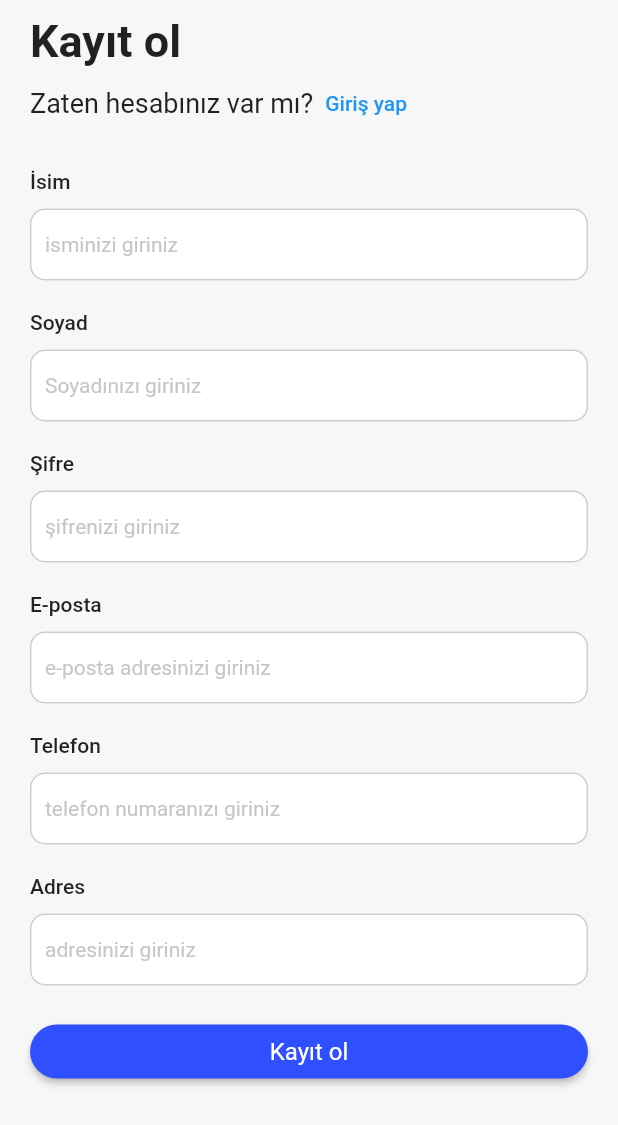
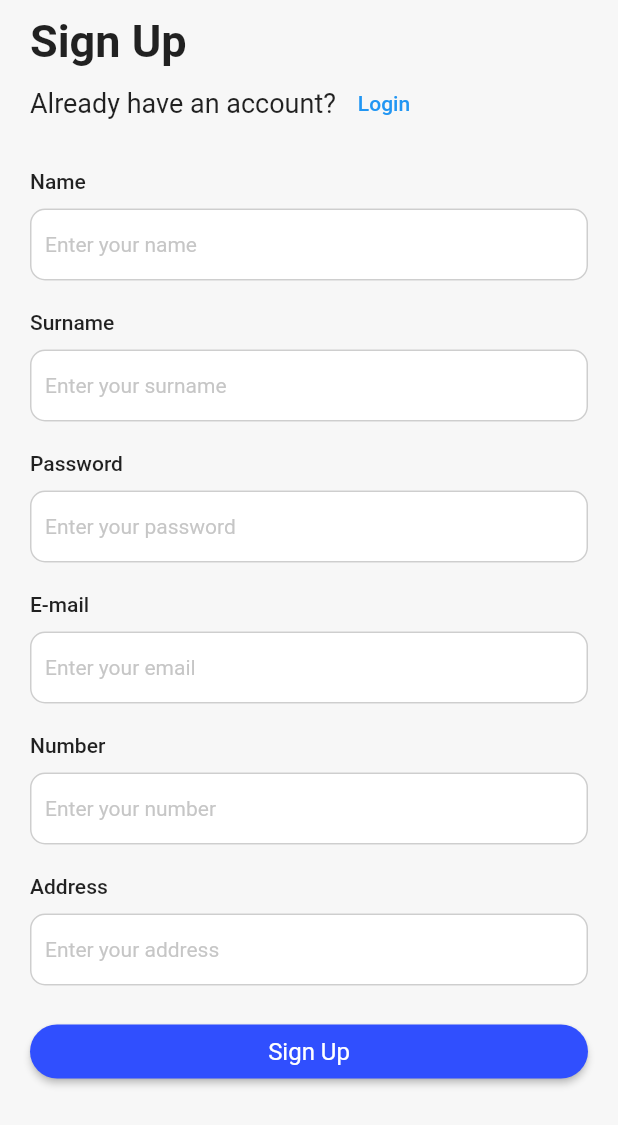
Before and after one commit to Allahverdyy/Edu4Dev, a Flutter app: the SignUpView screen opened by its route, on a phone screen of 412 x 824 dp. Shown: the top 1125 px of the screen. Run offline on Flutter 3.47's test engine with Material 2 defaults, Android fonts, the light colour scheme and no system bars; our stand-ins replace auto_route, cloud_firestore, dots_indicator, firebase_auth, firebase_core, firebase_crashlytics and 3 more; missing offline and left inert: flavor; accounts and stored records are empty.

Commit message:
update 🆕: onboarding signin l10n

```diff
--- a/lib/app/views/view_signin/view/signin_view.dart
+++ b/lib/app/views/view_signin/view/signin_view.dart
@@ -1,4 +1,5 @@
 import 'package:auto_route/auto_route.dart';
+import 'package:edu4dev/app/l10n/app_localizations.dart';
 import 'package:edu4dev/app/views/view_signin/viewmodel/signin_event.dart';
 import 'package:edu4dev/app/views/view_signin/viewmodel/signin_state.dart';
 import 'package:edu4dev/app/views/view_signin/viewmodel/signin_view_model.dart';
@@ -23,14 +24,14 @@ class SignInView extends StatelessWidget {
             child: Column(
               crossAxisAlignment: CrossAxisAlignment.start,
               children: [
-                const Text(
-                  'HOŞGELDİNİZ',
+                Text(
+                  L10n.of(context)!.welcome,
                   style: TextStyle(fontSize: 20, fontWeight: FontWeight.bold),
                 ),
                 Row(
                   children: [
-                    const Text(
-                      'Hesabınız yok mu?',
+                    Text(
+                      L10n.of(context)!.already,
                     ),
                     TextButton(
                         onPressed: () {
@@ -43,16 +44,16 @@ class SignInView extends StatelessWidget {
                 Column(
                   children: [
                     textInput(
-                        'E-mail',
-                        'E-mail',
+                        L10n.of(context)!.email,
+                        L10n.of(context)!.emailWrite,
                         context,
                         const Icon(Icons.email_outlined),
                         context.read<SignInViewModel>().emailController,
                         ),
 
                     textInput(
-                        'Password',
-                        'Password',
+                        L10n.of(context)!.password,
+                        L10n.of(context)!.password,
                         context,
                         const Icon(Icons.key),
                         context.read<SignInViewModel>().passwordController),
@@ -65,7 +66,7 @@ class SignInView extends StatelessWidget {
                                   .read<SignInViewModel>()
                                   .add(SignInInitialEvent(context));
                             },
-                            child: const Text('Giriş Yap')))
+                            child: Text(L10n.of(context)!.login)))
                   ],
                 )
               ],
--- a/lib/app/views/view_signup/view/signup_view.dart
+++ b/lib/app/views/view_signup/view/signup_view.dart
@@ -1,4 +1,5 @@
 import 'package:auto_route/auto_route.dart';
+import 'package:edu4dev/app/l10n/app_localizations.dart';
 import 'package:edu4dev/app/views/view_signin/view/signin_view.dart';
 import 'package:edu4dev/app/views/view_signup/viewmodel/signup_event.dart';
 import 'package:edu4dev/app/views/view_signup/viewmodel/signup_state.dart';
@@ -27,17 +28,17 @@ class SignUpView extends StatelessWidget {
                   child: Center(
                     child: Column(
                       children: [
-                        const Row(
+                         Row(
                           children: [
-                            Text('Kayıt ol',
+                            Text(L10n.of(context)!.signup,
                                 style: TextStyle(
                                     fontSize: 30, fontWeight: FontWeight.bold)),
                           ],
                         ),
                         Row(
                           children: [
-                            const Text(
-                              'Zaten hesabınız var mı?',
+                           Text(
+                             L10n.of(context)!.already,
                               style: TextStyle(fontSize: 18),
                             ),
                             TextButton(
@@ -46,35 +47,35 @@ class SignUpView extends StatelessWidget {
                                   builder: (context) => const SignInView(),
                                 ));
                               },
-                              child: const Text('Giriş yap'),
+                              child:Text(L10n.of(context)!.login),
                             ),
                           ],
                         ),
-                        textInput('İsim', 'isminizi giriniz', context,
+                        textInput(L10n.of(context)!.name, L10n.of(context)!.nameWrite, context,
                             context.read<SignUpViewModel>().nameController),
-                        textInput('Soyad', 'Soyadınızı giriniz', context,
+                        textInput(L10n.of(context)!.surname, L10n.of(context)!.surnameWrite, context,
                             context.read<SignUpViewModel>().surNameController),
                         textInput(
-                          'Şifre',
-                          'şifrenizi giriniz',
+                          L10n.of(context)!.password,
+                          L10n.of(context)!.passwordWrite,
                           context,
                           context.read<SignUpViewModel>().passwordController,
                         ),
                         textInput(
-                          'E-posta',
-                          'e-posta adresinizi giriniz',
+                          L10n.of(context)!.email,
+                          L10n.of(context)!.emailWrite,
                           context,
                           context.read<SignUpViewModel>().emailController,
                         ),
                         textInput(
-                          'Telefon',
-                          'telefon numaranızı giriniz',
+                          L10n.of(context)!.number,
+                          L10n.of(context)!.numberWrite,
                           context,
                           context.read<SignUpViewModel>().phoneController,
                         ),
                         textInput(
-                          'Adres',
-                          'adresinizi giriniz',
+                          L10n.of(context)!.address,
+                          L10n.of(context)!.addressWrite,
                           context,
                           context.read<SignUpViewModel>().adressController,
                         ),
@@ -87,7 +88,7 @@ class SignUpView extends StatelessWidget {
                                   .read<SignUpViewModel>()
                                   .add(SignUpInitialEvent(context));
                             },
-                            child: const Text('Kayıt ol'),
+                            child: Text(L10n.of(context)!.signup,),
                           ),
                         ),
                       ],
```
Also changed, not shown: lib/app/views/view_home/home_view.dart (+10 -9 lines), lib/app/views/view_onboarding/onboarding_view.dart (+7 -6 lines), lib/app/views/view_profile/profile_view.dart (+11 -10 lines), lib/core/widgets/onboarding_widgets.dart (+7 -1 lines).
